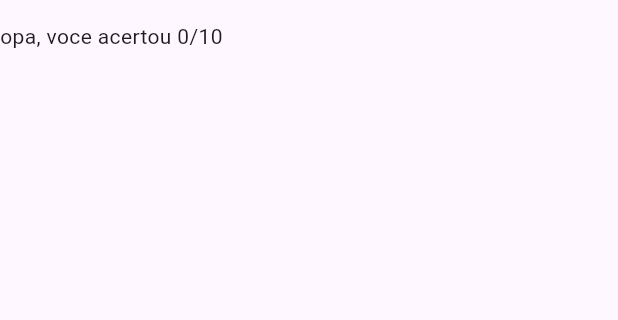
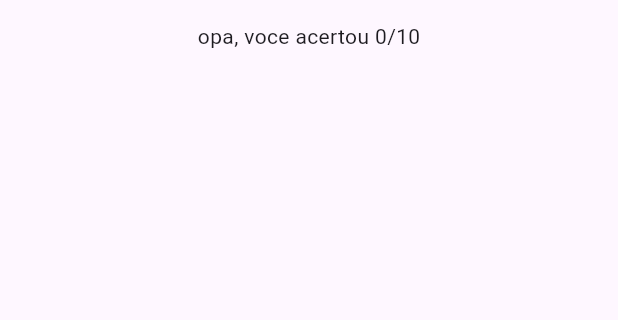
Before and after one commit to UR4N0-235/Fast-Trivia, a Flutter app: the ScorePage screen opened directly, on a phone screen of 412 x 824 dp, the part 63-383 px from its top. Run offline on Flutter 3.47's test engine with Material 2 defaults, Android fonts, the phone set to English and light mode, and no system bars; our stand-ins replace get, sqflite; accounts and stored records are empty.

```diff
--- a/assets/questionaries/all_questionaries.json
+++ b/assets/questionaries/all_questionaries.json
@@ -1,5 +1,6 @@
 [
     {
+        "id": 2,
         "topic": "matematica",
         "description":"questoes simples de matematica",
         "question_list":[
@@ -287,6 +288,7 @@
     }
     ,
     {
+        "id": 2,
         "topic":"Ciência da Natureza",
         "description":"questoes sobre as ciencias da natureza",
         "question_list":[
--- a/lib/app/models/questionary_model.dart
+++ b/lib/app/models/questionary_model.dart
@@ -9,23 +9,27 @@ List<Questionary> questionaryFromJson(String str) => List<Questionary>.from(json
 String questionaryToJson(List<Questionary> data) => json.encode(List<dynamic>.from(data.map((x) => x.toJson())));
 
 class Questionary {
+    int id;
     String topic;
     String description;
     List<QuestionList> questionList;
 
     Questionary({
+        required this.id,
         required this.topic,
         required this.description,
         required this.questionList,
     });
 
     factory Questionary.fromJson(Map<String, dynamic> json) => Questionary(
+        id: json["id"],
         topic: json["topic"],
         description: json["description"],
         questionList: List<QuestionList>.from(json["question_list"].map((x) => QuestionList.fromJson(x))),
     );
 
     Map<String, dynamic> toJson() => {
+        "id": id,
         "topic": topic,
         "description": description,
         "question_list": List<dynamic>.from(questionList.map((x) => x.toJson())),
--- /dev/null
+++ b/lib/app/models/questionary_responses_model.dart
@@ -0,0 +1,41 @@
+// To parse this JSON data, do
+//
+//     final response = responseFromJson(jsonString);
+
+import 'dart:convert';
+
+List<QuestionaryResponse> responseFromJson(String str) =>
+    List<QuestionaryResponse>.from(
+        json.decode(str).map((x) => QuestionaryResponse.fromJson(x)));
+
+String responseToJson(List<QuestionaryResponse> data) =>
+    json.encode(List<dynamic>.from(data.map((x) => x.toJson())));
+
+class QuestionaryResponse {
+  int questionaryId;
+  DateTime? timestamp;
+  Map<String, dynamic> answers;
+
+  QuestionaryResponse({
+    required this.questionaryId,
+    timestamp,
+    required this.answers,
+  });
+
+  factory QuestionaryResponse.fromJson(Map<String, dynamic> json) {
+    return QuestionaryResponse(
+      questionaryId: json["questionary_id"],
+      timestamp: json.containsKey("timestamp")
+          ? DateTime.parse(json["timestamp"])
+          : null,
+      answers: jsonDecode(json["answers"]),
+    );
+  }
+
+  Map<String, dynamic> toJson() => {
+        "questionary_id": questionaryId,
+        "timestamp": timestamp,
+        "answers":
+            Map.from(answers).map((k, v) => MapEntry<String, dynamic>(k, v)),
+      };
+}
--- a/lib/app/pages/home/home_page.dart
+++ b/lib/app/pages/home/home_page.dart
@@ -29,6 +29,7 @@ class _HomePage extends State<HomePage> {
   Widget build(BuildContext context) {
     QuestionaryController questionaryController =
         Get.put(QuestionaryController());
+        questionaryController.getResponsesFromDataBase();
     return Scaffold(
       body: Center(child: Obx(() {
         return questionaryController.questionaries.isEmpty
--- a/lib/app/pages/questionary/questionary_page.dart
+++ b/lib/app/pages/questionary/questionary_page.dart
@@ -40,7 +40,7 @@ class _QuestionaryPage extends State<QuestionaryPage> {
                             question:
                                 questionaryController.getActualQuestion()),
                         ElevatedButton(
-                            onPressed: () {
+                            onPressed: () async {
                               // if (questionaryController.selectedAlternativeId !=
                               //     0) {
                               questionaryController.nextQuestion();
--- a/lib/app/pages/score/score_page.dart
+++ b/lib/app/pages/score/score_page.dart
@@ -1,5 +1,6 @@
 import 'package:fast_trivia/app/controllers/questions_controller.dart';
 import 'package:fast_trivia/app/geral_components/bottom_navbar_component.dart';
+import 'package:fast_trivia/app/pages/correction/correction_page.dart';
 import 'package:flutter/material.dart';
 import 'package:get/get.dart';
 
@@ -9,14 +10,48 @@ class ScorePage extends StatelessWidget {
 
   @override
   Widget build(BuildContext context) {
-    QuestionaryController questionaryController = Get.put(QuestionaryController());
-    return WillPopScope(child: Scaffold(
-      appBar: AppBar(title: const Text("score page")),
-      body: Text("opa, voce acertou ${questionaryController.numOfCorrectAns}/10"),
-    ), onWillPop: () async {
-      questionaryController.reset();
-      Get.offAll(() => const BottomNavBar()) ;
-      return true;
-    });
+    QuestionaryController questionaryController =
+        Get.put(QuestionaryController());
+        questionaryController.getResponsesFromDataBase();
+    return WillPopScope(
+        child: Scaffold(
+          appBar: AppBar(title: const Text("score page")),
+          body: Center(
+              child: Column(
+            children: [
+              Text(
+                  "opa, voce acertou ${questionaryController.numOfCorrectAns}/10"),
+              Wrap(
+                  alignment: WrapAlignment.start, // Alinhar itens à esquerda
+                  spacing: 8.0, // Espaçamento horizontal entre os itens
+                  runSpacing: 8.0, // Espaçamento vertical entre as linhas
+                  children: List.generate(
+                      questionaryController.responses.length,
+                      (index) => GestureDetector(
+                            onTap: () => Get.to(CorrectionPage(
+                              question: questionaryController
+                                  .actualQuestionary.questionList[index],
+                              selectedAlternativeId: questionaryController.responses[index + 1],
+                            )),
+                            child: Container(
+                              width: 100, // Largura dos itens
+                              height: 100, // Altura dos itens
+                              color: (questionaryController
+                                      .alternativeCorrection[index])
+                                  ? Colors.blue
+                                  : Colors.red,
+                              child: Center(
+                                child: Text('$index'),
+                              ),
+                            ),
+                          )))
+            ],
+          )),
+        ),
+        onWillPop: () async {
+          questionaryController.reset();
+          Get.offAll(() => const BottomNavBar());
+          return true;
+        });
   }
 }
--- a/pubspec.yaml
+++ b/pubspec.yaml
@@ -36,6 +36,9 @@ dependencies:
   # Use with the CupertinoIcons class for iOS style icons.
   cupertino_icons: ^1.0.2
   get: 4.6.5
+  sqflite: ^2.3.0
+  path_provider: ^2.1.0
+  path: any
 
 dev_dependencies:
   flutter_test:
```
Also changed, not shown: lib/app/controllers/questions_controller.dart (+32 -5 lines), lib/app/pages/correction/components/option_correction.dart (added, +84 -0 lines), lib/app/pages/correction/correction_page.dart (added, +59 -0 lines), lib/db/database_helper.dart (added, +81 -0 lines), lib/main.dart (+6 -1 lines), pubspec.lock, 1 other file.
